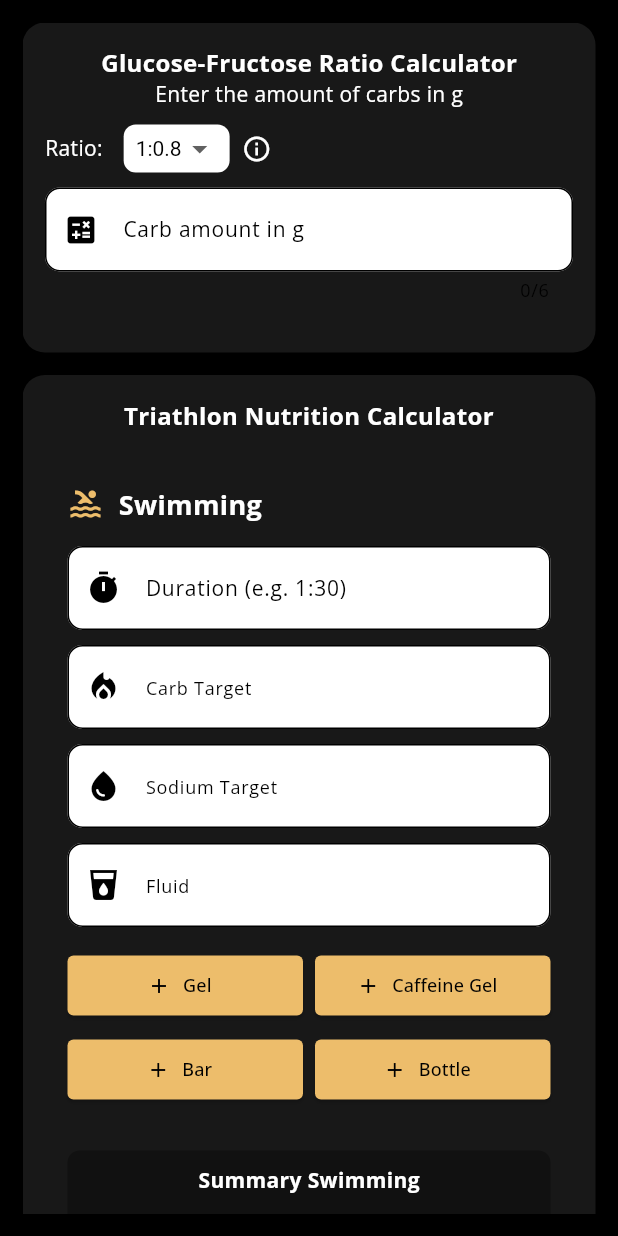
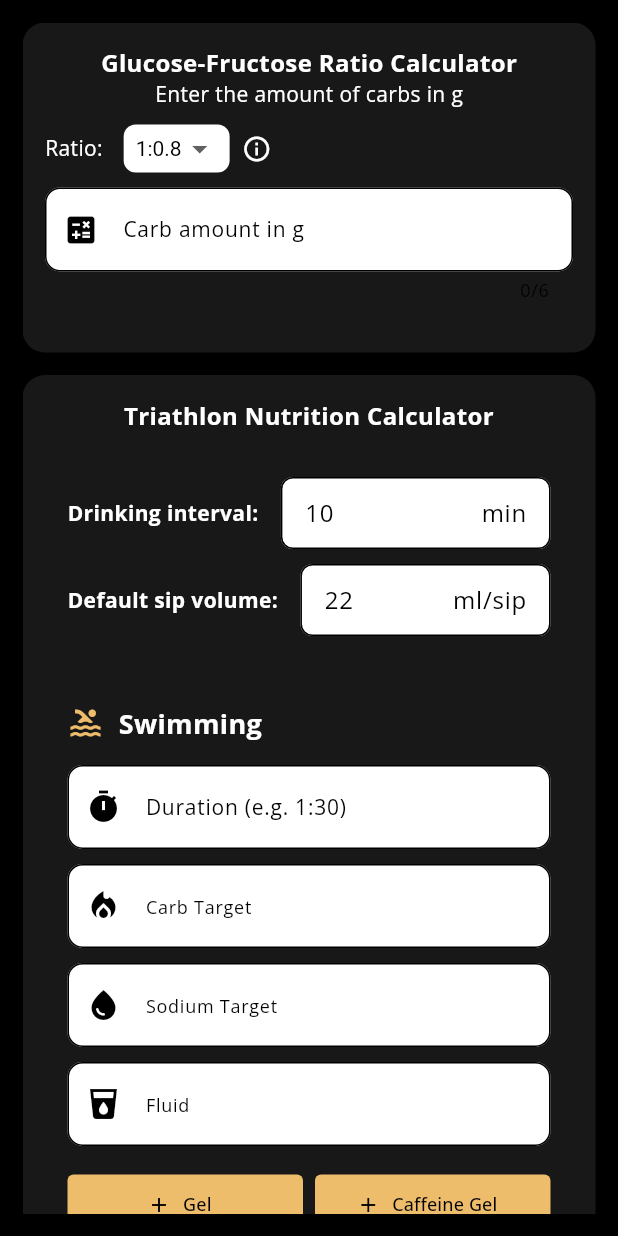
Before and after one commit to dreesjan9/Nutrition-Calculator, a Flutter app: the screen it shows after launch, on a phone screen of 412 x 824 dp. Run offline on Flutter 3.47's test engine with Material 3 defaults, Android fonts, the phone set to English and light mode, and no system bars; our stand-ins replace google_fonts, responsive_builder, shared_preferences.

Commit message:
Add intelligent sip calculation system with drinking intervals
- Added drinking interval input (default: every 10min)
- Replaced fixed sip volume with calculated sip requirements
- Shows exact number of sips needed per interval
- Displays carbs delivered per drinking interval
- Improved user experience: set your drinking schedule, get precise sip guidance
- Example: "8 sips every 10min (10g carbs)" for personalized nutrition timing
- Maintains default sip volume setting as reference

🤖 Generated with [Claude Code](https://claude.ai/code)

Co-Authored-By: Claude <noreply@anthropic.com>

```diff
--- a/lib/app/nutrition_calc/presentation/widgets/triathlon_nutrition_calculator.dart
+++ b/lib/app/nutrition_calc/presentation/widgets/triathlon_nutrition_calculator.dart
@@ -134,6 +134,8 @@ class TriathlonNutritionCalculator extends StatefulWidget {
 
 class _TriathlonNutritionCalculatorState extends State<TriathlonNutritionCalculator> {
   late List<SportNutrition> sports;
+  final TextEditingController sipVolumeController = TextEditingController(text: '22');
+  final TextEditingController drinkingIntervalController = TextEditingController(text: '10');
 
   @override
   void initState() {
@@ -165,8 +167,13 @@ class _TriathlonNutritionCalculatorState extends State<TriathlonNutritionCalcula
       sport.sodiumTargetController.dispose();
       sport.fluidTargetController.dispose();
     }
+    sipVolumeController.dispose();
+    drinkingIntervalController.dispose();
     super.dispose();
   }
+
+  double get sipVolume => double.tryParse(sipVolumeController.text) ?? 22.0;
+  double get drinkingInterval => double.tryParse(drinkingIntervalController.text) ?? 10.0;
 
   void _addNutritionItem(SportNutrition sport, NutritionType type) {
     showDialog(
@@ -201,7 +208,73 @@ class _TriathlonNutritionCalculatorState extends State<TriathlonNutritionCalcula
           ),
           textAlign: TextAlign.center,
         ),
-        SizedBox(height: 20),
+        SizedBox(height: 15),
+        // Drinking Settings Input
+        Container(
+          padding: EdgeInsets.all(15),
+          margin: EdgeInsets.only(bottom: 15),
+          decoration: BoxDecoration(
+            color: blackyellowTheme.colorScheme.secondary,
+            borderRadius: BorderRadius.all(Radius.circular(15)),
+          ),
+          child: Column(
+            children: [
+              Row(
+                children: [
+                  Text(
+                    'Drinking interval:',
+                    style: TextStyle(color: Colors.white, fontSize: 14, fontWeight: FontWeight.bold),
+                  ),
+                  SizedBox(width: 15),
+                  Expanded(
+                    child: TextFormField(
+                      controller: drinkingIntervalController,
+                      style: TextStyle(color: Colors.black),
+                      decoration: InputDecoration(
+                        suffixText: 'min',
+                        filled: true,
+                        fillColor: Colors.white,
+                        contentPadding: EdgeInsets.symmetric(horizontal: 12, vertical: 8),
+                        border: OutlineInputBorder(
+                          borderRadius: BorderRadius.all(Radius.circular(8)),
+                        ),
+                      ),
+                      keyboardType: TextInputType.number,
+                      onChanged: (_) => setState(() {}),
+                    ),
+                  ),
+                ],
+              ),
+              SizedBox(height: 10),
+              Row(
+                children: [
+                  Text(
+                    'Default sip volume:',
+                    style: TextStyle(color: Colors.white, fontSize: 14, fontWeight: FontWeight.bold),
+                  ),
+                  SizedBox(width: 15),
+                  Expanded(
+                    child: TextFormField(
+                      controller: sipVolumeController,
+                      style: TextStyle(color: Colors.black),
+                      decoration: InputDecoration(
+                        suffixText: 'ml/sip',
+                        filled: true,
+                        fillColor: Colors.white,
+                        contentPadding: EdgeInsets.symmetric(horizontal: 12, vertical: 8),
+                        border: OutlineInputBorder(
+                          borderRadius: BorderRadius.all(Radius.circular(8)),
+                        ),
+                      ),
+                      keyboardType: TextInputType.number,
+                      onChanged: (_) => setState(() {}),
+                    ),
+                  ),
+                ],
+              ),
+            ],
+          ),
+        ),
         ...sports.map((sport) => _buildSportSection(sport)),
         _buildTotalSection(),
         _buildRecommendationsSection(),
@@ -454,7 +527,20 @@ class _TriathlonNutritionCalculatorState extends State<TriathlonNutritionCalcula
                         final totalCarbs = item.carbsAmount;
                         final glucose = totalCarbs / 1.8; // 1/(1+0.8) = 1/1.8
                         final fructose = glucose * 0.8;
-                        return 'Carbs: ${totalCarbs.toInt()}g (${glucose.toInt()}g Gl/${fructose.toInt()}g Fr), Na: ${item.sodiumAmount.toInt()}mg, Fl: ${item.fluidAmount.toInt()}ml';
+
+                        // Calculate required number of sips based on drinking interval
+                        String sipInfo = '';
+                        final carbTargetPerHour = double.tryParse(sport.carbTargetController.text) ?? 0.0;
+                        if (carbTargetPerHour > 0 && item.bottleVolume != null && item.bottleCarbs != null && item.bottleVolume! > 0 && item.bottleCarbs! > 0) {
+                          final carbsPerMl = item.bottleCarbs! / item.bottleVolume!; // g carbs per ml
+                          final carbsPerSip = carbsPerMl * sipVolume; // carbs per default sip
+                          final requiredCarbsPerInterval = carbTargetPerHour * (drinkingInterval / 60); // carbs needed per interval
+                          final requiredSipsPerInterval = requiredCarbsPerInterval / carbsPerSip; // sips needed per interval
+                          final actualCarbsPerInterval = requiredSipsPerInterval * carbsPerSip; // actual carbs delivered per interval
+                          sipInfo = ', ${requiredSipsPerInterval.toInt()} sips every ${drinkingInterval.toInt()}min (${actualCarbsPerInterval.toInt()}g carbs)';
+                        }
+
+                        return 'Carbs: ${totalCarbs.toInt()}g (${glucose.toInt()}g Gl/${fructose.toInt()}g Fr), Na: ${item.sodiumAmount.toInt()}mg, Fl: ${item.fluidAmount.toInt()}ml$sipInfo';
                       }()
                     : 'Carbs: ${item.carbsAmount.toInt()}g, Na: ${item.sodiumAmount.toInt()}mg, Fl: ${item.fluidAmount.toInt()}ml',
                   style: TextStyle(color: Colors.white70, fontSize: 12),
@@ -808,6 +894,20 @@ class _TriathlonNutritionCalculatorState extends State<TriathlonNutritionCalcula
             '300-700mg sodium per hour depending on sweat rate and conditions. Higher intake for hot weather and heavy sweaters.',
             style: TextStyle(color: Colors.white70, fontSize: 12),
           ),
+          SizedBox(height: 10),
+          Text(
+            'Fluid intake recommendations:',
+            style: TextStyle(
+              color: Colors.white,
+              fontSize: 14,
+              fontWeight: FontWeight.bold,
+            ),
+          ),
+          SizedBox(height: 5),
+          Text(
+            '500-1000ml per hour depending on sweat rate, weather conditions, and exercise intensity. Start drinking early and maintain regular intake.',
+            style: TextStyle(color: Colors.white70, fontSize: 12),
+          ),
           SizedBox(height: 8),
           Text(
             'Maximum carbohydrate to fluid ratio 1:2 (Example: 250g carbs to 500ml water)',
```
Also changed, not shown: 3 other files.
